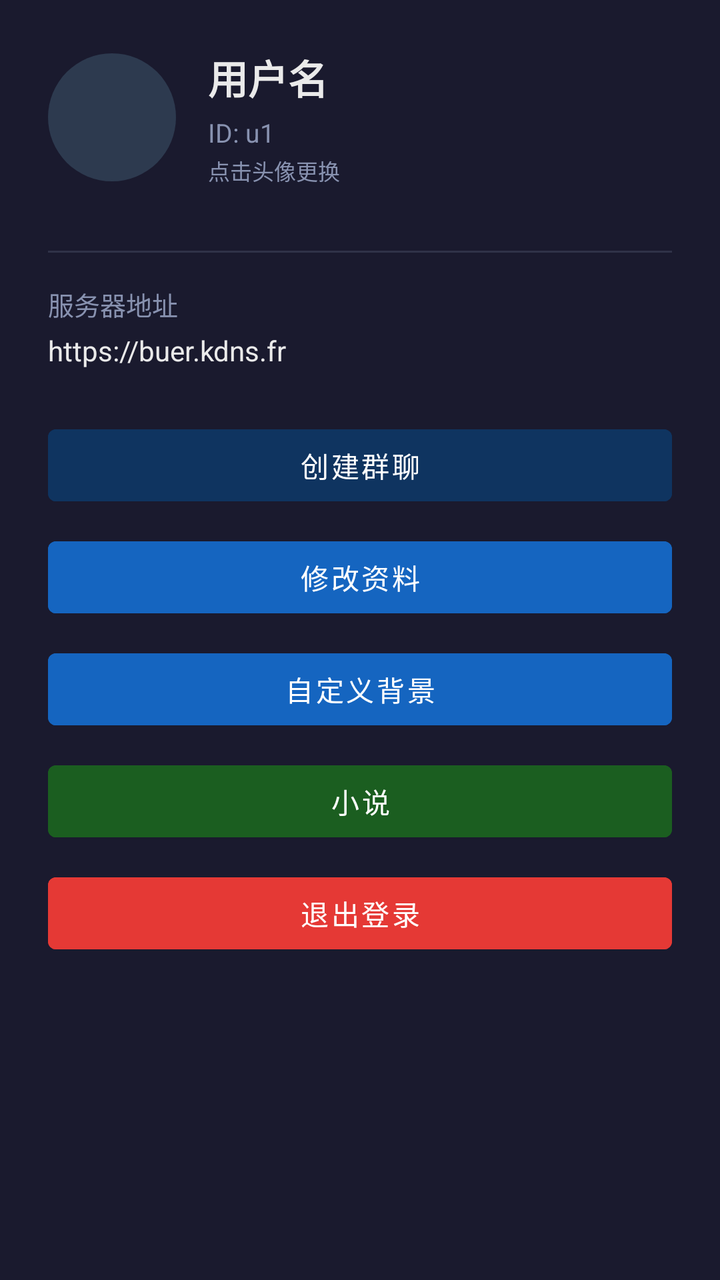
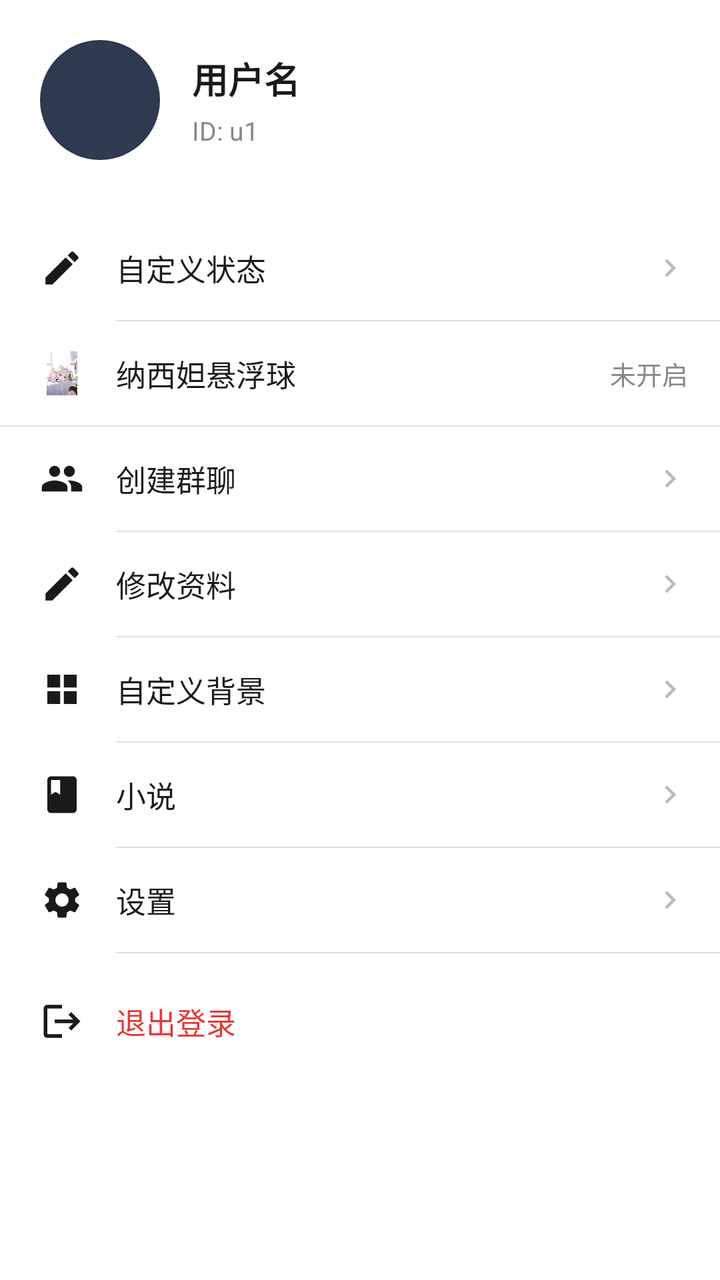

Before-and-after screenshots of an Android layout around one commit, followed by the original layout XML and the change that was made.
<!-- AndroidManifest.xml: application theme Theme.ChatApp -->
<!-- res/layout/fragment_profile.xml -->
<?xml version="1.0" encoding="utf-8"?>
<ScrollView xmlns:android="http://schemas.android.com/apk/res/android"
    android:layout_width="match_parent"
    android:layout_height="match_parent"
    android:background="@color/bg_dark">
    <LinearLayout
        android:layout_width="match_parent"
        android:layout_height="wrap_content"
        android:orientation="vertical"
        android:padding="24dp">
        <LinearLayout
            android:layout_width="match_parent"
            android:layout_height="wrap_content"
            android:orientation="horizontal"
            android:gravity="center_vertical"
            android:layout_marginBottom="32dp">
            <ImageView
                android:id="@+id/iv_avatar"
                android:layout_width="64dp"
                android:layout_height="64dp"
                android:background="@drawable/bg_avatar"
                android:scaleType="centerCrop"
                android:clickable="true"
                android:contentDescription="头像" />
            <LinearLayout
                android:layout_width="0dp"
                android:layout_height="wrap_content"
                android:layout_weight="1"
                android:layout_marginStart="16dp"
                android:orientation="vertical">
                <TextView
                    android:id="@+id/tv_username"
                    android:layout_width="wrap_content"
                    android:layout_height="wrap_content"
                    android:text="用户名"
                    android:textSize="20sp"
                    android:textStyle="bold"
                    android:textColor="@color/text_primary" />
                <TextView
                    android:id="@+id/tv_user_id"
                    android:layout_width="wrap_content"
                    android:layout_height="wrap_content"
                    android:text="ID: u1"
                    android:textSize="13sp"
                    android:textColor="@color/text_secondary"
                    android:layout_marginTop="4dp" />
                <TextView
                    android:layout_width="wrap_content"
                    android:layout_height="wrap_content"
                    android:text="点击头像更换"
                    android:textSize="11sp"
                    android:textColor="@color/text_secondary"
                    android:layout_marginTop="2dp" />
            </LinearLayout>
        </LinearLayout>
        <View
            android:layout_width="match_parent"
            android:layout_height="1dp"
            android:background="@color/text_secondary"
            android:alpha="0.2"
            android:layout_marginBottom="16dp" />
        <TextView
            android:layout_width="wrap_content"
            android:layout_height="wrap_content"
            android:text="@string/server_address"
            android:textColor="@color/text_secondary"
            android:textSize="13sp"
            android:layout_marginBottom="4dp" />
        <TextView
            android:id="@+id/tv_server"
            android:layout_width="wrap_content"
            android:layout_height="wrap_content"
            android:text="https://buer.kdns.fr"
            android:textColor="@color/text_primary"
            android:textSize="14sp"
            android:layout_marginBottom="24dp" />
        <Button
            android:id="@+id/btn_create_group"
            android:layout_width="match_parent"
            android:layout_height="wrap_content"
            android:text="创建群聊"
            android:backgroundTint="@color/accent"
            android:textColor="@color/white"
            android:layout_marginBottom="8dp" />
        <Button
            android:id="@+id/btn_edit_profile"
            android:layout_width="match_parent"
            android:layout_height="wrap_content"
            android:text="修改资料"
            android:backgroundTint="#FF1565C0"
            android:textColor="@color/white"
            android:layout_marginBottom="8dp" />
        <Button
            android:id="@+id/btn_custom_bg"
            android:layout_width="match_parent"
            android:layout_height="wrap_content"
            android:text="自定义背景"
            android:backgroundTint="#FF1565C0"
            android:textColor="@color/white"
            android:layout_marginBottom="8dp" />
        <Button
            android:id="@+id/btn_novel"
            android:layout_width="match_parent"
            android:layout_height="wrap_content"
            android:text="小说"
            android:backgroundTint="#FF1B5E20"
            android:textColor="@color/white"
            android:layout_marginBottom="8dp" />
        <Button
            android:id="@+id/btn_admin"
            android:layout_width="match_parent"
            android:layout_height="wrap_content"
            android:text="站长管理"
            android:backgroundTint="#FF9C27B0"
            android:textColor="@color/white"
            android:layout_marginBottom="8dp"
            android:visibility="gone" />
        <Button
            android:id="@+id/btn_logout"
            android:layout_width="match_parent"
            android:layout_height="wrap_content"
            android:text="@string/logout"
            android:backgroundTint="#FFE53935"
            android:textColor="@color/white" />
    </LinearLayout>
</ScrollView>
<!-- resources referenced by this layout -->
<resources>
  <color name="accent">#FF0F3460</color>
  <color name="bg_dark">#FF1A1A2E</color>
  <color name="text_primary">#FFEAEAEA</color>
  <color name="text_secondary">#FF8892B0</color>
  <string name="server_address">服务器地址</string>
  <style name="Theme.ChatApp" parent="Theme.MaterialComponents.DayNight.NoActionBar">
          <item name="colorPrimary">@color/accent</item>
          <item name="colorPrimaryVariant">@color/accent</item>
          <item name="colorOnPrimary">@color/white</item>
          <item name="android:statusBarColor">@color/bg_dark</item>
          <item name="android:windowBackground">@color/bg_dark</item>
          <item name="alertDialogTheme">@style/RoundedAlertDialog</item>
      </style>
  <style name="RoundedAlertDialog" parent="Theme.MaterialComponents.DayNight.Dialog.Alert">
          <item name="android:windowBackground">@drawable/bg_dialog_rounded</item>
          <item name="colorPrimary">@color/accent</item>
          <item name="android:textColorPrimary">@color/text_primary</item>
          <item name="android:textColorSecondary">@color/text_secondary</item>
      </style>
  <!-- drawable bg_dialog_rounded (drawable) -->
  <?xml version="1.0" encoding="utf-8"?>
  <shape xmlns:android="http://schemas.android.com/apk/res/android"
      android:shape="rectangle">
      <solid android:color="@color/bg_card" />
      <corners android:radius="16dp" />
  </shape>
  <color name="bg_card">#FF16213E</color>
  <!-- unchanged entries left out for length: 3 -->
</resources>

<!-- the commit's change to res/layout/fragment_profile.xml (unified diff, before → after) -->
@@ -2,22 +2,23 @@
 <ScrollView xmlns:android="http://schemas.android.com/apk/res/android"
     android:layout_width="match_parent"
     android:layout_height="match_parent"
-    android:background="@color/bg_dark">
+    android:background="@color/white">
     <LinearLayout
         android:layout_width="match_parent"
         android:layout_height="wrap_content"
-        android:orientation="vertical"
-        android:padding="24dp">
+        android:orientation="vertical">
+        
         <LinearLayout
             android:layout_width="match_parent"
             android:layout_height="wrap_content"
             android:orientation="horizontal"
             android:gravity="center_vertical"
-            android:layout_marginBottom="32dp">
+            android:padding="20dp"
+            android:background="@color/white">
             <ImageView
                 android:id="@+id/iv_avatar"
-                android:layout_width="64dp"
-                android:layout_height="64dp"
+                android:layout_width="60dp"
+                android:layout_height="60dp"
                 android:background="@drawable/bg_avatar"
                 android:scaleType="centerCrop"
                 android:clickable="true"
@@ -33,7 +34,7 @@
                     android:layout_width="wrap_content"
                     android:layout_height="wrap_content"
                     android:text="用户名"
-                    android:textSize="20sp"
+                    android:textSize="18sp"
                     android:textStyle="bold"
                     android:textColor="@color/text_primary" />
                 <TextView
@@ -44,83 +45,325 @@
                     android:textSize="13sp"
                     android:textColor="@color/text_secondary"
                     android:layout_marginTop="4dp" />
-                <TextView
-                    android:layout_width="wrap_content"
-                    android:layout_height="wrap_content"
-                    android:text="点击头像更换"
-                    android:textSize="11sp"
-                    android:textColor="@color/text_secondary"
-                    android:layout_marginTop="2dp" />
             </LinearLayout>
         </LinearLayout>
         <View
             android:layout_width="match_parent"
-            android:layout_height="1dp"
-            android:background="@color/text_secondary"
-            android:alpha="0.2"
-            android:layout_marginBottom="16dp" />
-        <TextView
-            android:layout_width="wrap_content"
+            android:layout_height="8dp"
+            android:background="@color/white" />
+        
+        <LinearLayout
+            android:layout_width="match_parent"
             android:layout_height="wrap_content"
-            android:text="@string/server_address"
-            android:textColor="@color/text_secondary"
-            android:textSize="13sp"
-            android:layout_marginBottom="4dp" />
-        <TextView
-            android:id="@+id/tv_server"
-            android:layout_width="wrap_content"
+            android:orientation="vertical"
+            android:background="@color/white">
+            
+            <LinearLayout
+                android:id="@+id/btn_custom_status"
+                android:layout_width="match_parent"
+                android:layout_height="52dp"
+                android:orientation="horizontal"
+                android:gravity="center_vertical"
+                android:paddingStart="20dp"
+                android:paddingEnd="16dp"
+                android:background="?attr/selectableItemBackground">
+                <ImageView
+                    android:layout_width="22dp"
+                    android:layout_height="22dp"
+                    android:src="@drawable/ic_edit"
+                    android:contentDescription="自定义状态" />
+                <TextView
+                    android:layout_width="0dp"
+                    android:layout_height="wrap_content"
+                    android:layout_weight="1"
+                    android:layout_marginStart="16dp"
+                    android:text="自定义状态"
+                    android:textSize="15sp"
+                    android:textColor="@color/text_primary" />
+                <ImageView
+                    android:layout_width="18dp"
+                    android:layout_height="18dp"
+                    android:src="@drawable/ic_arrow_right"
+                    android:contentDescription="箭头" />
+            </LinearLayout>
+            <View
+                android:layout_width="match_parent"
+                android:layout_height="0.5dp"
+                android:background="@color/divider"
+                android:layout_marginStart="58dp" />
+            
+            <LinearLayout
+                android:id="@+id/btn_floating_ball"
+                android:layout_width="match_parent"
+                android:layout_height="52dp"
+                android:orientation="horizontal"
+                android:gravity="center_vertical"
+                android:paddingStart="20dp"
+                android:paddingEnd="16dp"
+                android:background="?attr/selectableItemBackground">
+                <ImageView
+                    android:layout_width="22dp"
+                    android:layout_height="22dp"
+                    android:src="@drawable/nahida_float"
+                    android:contentDescription="纳西妲悬浮球" />
+                <TextView
+                    android:layout_width="0dp"
+                    android:layout_height="wrap_content"
+                    android:layout_weight="1"
+                    android:layout_marginStart="16dp"
+                    android:text="纳西妲悬浮球"
+                    android:textSize="15sp"
+                    android:textColor="@color/text_primary" />
+                <TextView
+                    android:id="@+id/tv_floating_status"
+                    android:layout_width="wrap_content"
+                    android:layout_height="wrap_content"
+                    android:text="未开启"
+                    android:textSize="13sp"
+                    android:textColor="@color/text_secondary" />
+            </LinearLayout>
+            <View
+                android:layout_width="match_parent"
+                android:layout_height="0.5dp"
+                android:background="@color/divider" />
+            
+            <LinearLayout
+                android:id="@+id/btn_create_group"
+                android:layout_width="match_parent"
+                android:layout_height="52dp"
+                android:orientation="horizontal"
+                android:gravity="center_vertical"
+                android:paddingStart="20dp"
+                android:paddingEnd="16dp"
+                android:background="?attr/selectableItemBackground">
+                <ImageView
+                    android:layout_width="22dp"
+                    android:layout_height="22dp"
+                    android:src="@drawable/ic_group"
+                    android:contentDescription="创建群聊" />
+                <TextView
+                    android:layout_width="0dp"
+                    android:layout_height="wrap_content"
+                    android:layout_weight="1"
+                    android:layout_marginStart="16dp"
+                    android:text="创建群聊"
+                    android:textSize="15sp"
+                    android:textColor="@color/text_primary" />
+                <ImageView
+                    android:layout_width="18dp"
+                    android:layout_height="18dp"
+                    android:src="@drawable/ic_arrow_right"
+                    android:contentDescription="箭头" />
+            </LinearLayout>
+            <View
+                android:layout_width="match_parent"
+                android:layout_height="0.5dp"
+                android:background="@color/divider"
+                android:layout_marginStart="58dp" />
+            
+            <LinearLayout
+                android:id="@+id/btn_edit_profile"
+                android:layout_width="match_parent"
+                android:layout_height="52dp"
+                android:orientation="horizontal"
+                android:gravity="center_vertical"
+                android:paddingStart="20dp"
+                android:paddingEnd="16dp"
+                android:background="?attr/selectableItemBackground">
+                <ImageView
+                    android:layout_width="22dp"
+                    android:layout_height="22dp"
+                    android:src="@drawable/ic_edit"
+                    android:contentDescription="修改资料" />
+                <TextView
+                    android:layout_width="0dp"
+                    android:layout_height="wrap_content"
+                    android:layout_weight="1"
+                    android:layout_marginStart="16dp"
+                    android:text="修改资料"
+                    android:textSize="15sp"
+                    android:textColor="@color/text_primary" />
+                <ImageView
+                    android:layout_width="18dp"
+                    android:layout_height="18dp"
+                    android:src="@drawable/ic_arrow_right"
+                    android:contentDescription="箭头" />
+            </LinearLayout>
+            <View
+                android:layout_width="match_parent"
+                android:layout_height="0.5dp"
+                android:background="@color/divider"
+                android:layout_marginStart="58dp" />
+            
+            <LinearLayout
+                android:id="@+id/btn_custom_bg"
+                android:layout_width="match_parent"
+                android:layout_height="52dp"
+                android:orientation="horizontal"
+                android:gravity="center_vertical"
+                android:paddingStart="20dp"
+                android:paddingEnd="16dp"
+                android:background="?attr/selectableItemBackground">
+                <ImageView
+                    android:layout_width="22dp"
+                    android:layout_height="22dp"
+                    android:src="@drawable/ic_bg"
+                    android:contentDescription="自定义背景" />
+                <TextView
+                    android:layout_width="0dp"
+                    android:layout_height="wrap_content"
+                    android:layout_weight="1"
+                    android:layout_marginStart="16dp"
+                    android:text="自定义背景"
+                    android:textSize="15sp"
+                    android:textColor="@color/text_primary" />
+                <ImageView
+                    android:layout_width="18dp"
+                    android:layout_height="18dp"
+                    android:src="@drawable/ic_arrow_right"
+                    android:contentDescription="箭头" />
+            </LinearLayout>
+            <View
+                android:layout_width="match_parent"
+                android:layout_height="0.5dp"
+                android:background="@color/divider"
+                android:layout_marginStart="58dp" />
+            
+            <LinearLayout
+                android:id="@+id/btn_novel"
+                android:layout_width="match_parent"
+                android:layout_height="52dp"
+                android:orientation="horizontal"
+                android:gravity="center_vertical"
+                android:paddingStart="20dp"
+                android:paddingEnd="16dp"
+                android:background="?attr/selectableItemBackground">
+                <ImageView
+                    android:layout_width="22dp"
+                    android:layout_height="22dp"
+                    android:src="@drawable/ic_book"
+                    android:contentDescription="小说" />
+                <TextView
+                    android:layout_width="0dp"
+                    android:layout_height="wrap_content"
+                    android:layout_weight="1"
+                    android:layout_marginStart="16dp"
+                    android:text="小说"
+                    android:textSize="15sp"
+                    android:textColor="@color/text_primary" />
+                <ImageView
+                    android:layout_width="18dp"
+                    android:layout_height="18dp"
+                    android:src="@drawable/ic_arrow_right"
+                    android:contentDescription="箭头" />
+            </LinearLayout>
+            <View
+                android:layout_width="match_parent"
+                android:layout_height="0.5dp"
+                android:background="@color/divider"
+                android:layout_marginStart="58dp" />
+            
+            <LinearLayout
+                android:id="@+id/btn_check_update"
+                android:layout_width="match_parent"
+                android:layout_height="52dp"
+                android:orientation="horizontal"
+                android:gravity="center_vertical"
+                android:paddingStart="20dp"
+                android:paddingEnd="16dp"
+                android:background="?attr/selectableItemBackground">
+                <ImageView
+                    android:layout_width="22dp"
+                    android:layout_height="22dp"
+                    android:src="@drawable/ic_settings"
+                    android:contentDescription="设置" />
+                <TextView
+                    android:layout_width="0dp"
+                    android:layout_height="wrap_content"
+                    android:layout_weight="1"
+                    android:layout_marginStart="16dp"
+                    android:text="设置"
+                    android:textSize="15sp"
+                    android:textColor="@color/text_primary" />
+                <ImageView
+                    android:layout_width="18dp"
+                    android:layout_height="18dp"
+                    android:src="@drawable/ic_arrow_right"
+                    android:contentDescription="箭头" />
+            </LinearLayout>
+            <View
+                android:layout_width="match_parent"
+                android:layout_height="0.5dp"
+                android:background="@color/divider"
+                android:layout_marginStart="58dp" />
+            
+            <LinearLayout
+                android:id="@+id/btn_admin"
+                android:layout_width="match_parent"
+                android:layout_height="52dp"
+                android:orientation="horizontal"
+                android:gravity="center_vertical"
+                android:paddingStart="20dp"
+                android:paddingEnd="16dp"
+                android:background="?attr/selectableItemBackground"
+                android:visibility="gone">
+                <ImageView
+                    android:layout_width="22dp"
+                    android:layout_height="22dp"
+                    android:src="@drawable/ic_admin"
+                    android:contentDescription="站长管理" />
+                <TextView
+                    android:layout_width="0dp"
+                    android:layout_height="wrap_content"
+                    android:layout_weight="1"
+                    android:layout_marginStart="16dp"
+                    android:text="站长管理"
+                    android:textSize="15sp"
+                    android:textColor="@color/text_primary" />
+                <ImageView
+                    android:layout_width="18dp"
+                    android:layout_height="18dp"
+                    android:src="@drawable/ic_arrow_right"
+                    android:contentDescription="箭头" />
+            </LinearLayout>
+        </LinearLayout>
+        <View
+            android:layout_width="match_parent"
+            android:layout_height="8dp"
+            android:background="@color/white" />
+        
+        <LinearLayout
+            android:layout_width="match_parent"
             android:layout_height="wrap_content"
-            android:text="https://buer.kdns.fr"
-            android:textColor="@color/text_primary"
-            android:textSize="14sp"
-            android:layout_marginBottom="24dp" />
-        <Button
-            android:id="@+id/btn_create_group"
-            android:layout_width="match_parent"
-            android:layout_height="wrap_content"
-            android:text="创建群聊"
-            android:backgroundTint="@color/accent"
-            android:textColor="@color/white"
-            android:layout_marginBottom="8dp" />
-        <Button
-            android:id="@+id/btn_edit_profile"
-            android:layout_width="match_parent"
-            android:layout_height="wrap_content"
-            android:text="修改资料"
-            android:backgroundTint="#FF1565C0"
-            android:textColor="@color/white"
-            android:layout_marginBottom="8dp" />
-        <Button
-            android:id="@+id/btn_custom_bg"
-            android:layout_width="match_parent"
-            android:layout_height="wrap_content"
-            android:text="自定义背景"
-            android:backgroundTint="#FF1565C0"
-            android:textColor="@color/white"
-            android:layout_marginBottom="8dp" />
-        <Button
-            android:id="@+id/btn_novel"
-            android:layout_width="match_parent"
-            android:layout_height="wrap_content"
-            android:text="小说"
-            android:backgroundTint="#FF1B5E20"
-            android:textColor="@color/white"
-            android:layout_marginBottom="8dp" />
-        <Button
-            android:id="@+id/btn_admin"
-            android:layout_width="match_parent"
-            android:layout_height="wrap_content"
-            android:text="站长管理"
-            android:backgroundTint="#FF9C27B0"
-            android:textColor="@color/white"
-            android:layout_marginBottom="8dp"
-            android:visibility="gone" />
-        <Button
-            android:id="@+id/btn_logout"
-            android:layout_width="match_parent"
-            android:layout_height="wrap_content"
-            android:text="@string/logout"
-            android:backgroundTint="#FFE53935"
-            android:textColor="@color/white" />
+            android:orientation="vertical"
+            android:background="@color/white">
+            <LinearLayout
+                android:id="@+id/btn_logout"
+                android:layout_width="match_parent"
+                android:layout_height="52dp"
+                android:orientation="horizontal"
+                android:gravity="center_vertical"
+                android:paddingStart="20dp"
+                android:paddingEnd="16dp"
+                android:background="?attr/selectableItemBackground">
+                <ImageView
+                    android:layout_width="22dp"
+                    android:layout_height="22dp"
+                    android:src="@drawable/ic_logout"
+                    android:contentDescription="退出登录" />
+                <TextView
+                    android:layout_width="0dp"
+                    android:layout_height="wrap_content"
+                    android:layout_weight="1"
+                    android:layout_marginStart="16dp"
+                    android:text="@string/logout"
+                    android:textSize="15sp"
+                    android:textColor="#FFE53935" />
+            </LinearLayout>
+        </LinearLayout>
+        <View
+            android:layout_width="match_parent"
+            android:layout_height="20dp"
+            android:background="@color/white" />
     </LinearLayout>
 </ScrollView>
<!-- resource entries referenced after the edit -->
@@ -1,19 +1,109 @@
 <!-- resources referenced by this layout -->
 <resources>
-  <color name="accent">#FF0F3460</color>
-  <color name="bg_dark">#FF1A1A2E</color>
-  <color name="text_primary">#FFEAEAEA</color>
-  <color name="text_secondary">#FF8892B0</color>
-  <string name="server_address">服务器地址</string>
-  <style name="Theme.ChatApp" parent="Theme.MaterialComponents.DayNight.NoActionBar">
+  <color name="divider">#FFE0E0E0</color>
+  <color name="accent">#FF1A73E8</color>
+  <color name="text_primary">#FF1A1A1A</color>
+  <color name="text_secondary">#FF888888</color>
+  <!-- drawable ic_admin (drawable) -->
+  <vector xmlns:android="http://schemas.android.com/apk/res/android"
+      android:width="24dp"
+      android:height="24dp"
+      android:viewportWidth="24"
+      android:viewportHeight="24"
+      android:tint="@color/text_primary">
+      <path
+          android:fillColor="@android:color/white"
+          android:pathData="M12,1L3,5v6c0,5.55 3.84,10.74 9,12 5.16,-1.26 9,-6.45 9,-12V5L12,1zM10,17l-4,-4 1.41,-1.41L10,14.17l6.59,-6.59L18,9l-8,8z"/>
+  </vector>
+  <!-- drawable ic_arrow_right (drawable) -->
+  <vector xmlns:android="http://schemas.android.com/apk/res/android"
+      android:width="24dp"
+      android:height="24dp"
+      android:viewportWidth="24"
+      android:viewportHeight="24"
+      android:tint="@color/text_hint">
+      <path
+          android:fillColor="@android:color/white"
+          android:pathData="M10,6L8.59,7.41 13.17,12l-4.58,4.59L10,18l6,-6z"/>
+  </vector>
+  <!-- drawable ic_bg (drawable) -->
+  <vector xmlns:android="http://schemas.android.com/apk/res/android"
+      android:width="24dp"
+      android:height="24dp"
+      android:viewportWidth="24"
+      android:viewportHeight="24"
+      android:tint="@color/text_primary">
+      <path
+          android:fillColor="@android:color/white"
+          android:pathData="M4,4h7v7H4V4zM13,4h7v7h-7V4zM4,13h7v7H4v-7zM13,13h7v7h-7v-7z"/>
+  </vector>
+  <!-- drawable ic_book (drawable) -->
+  <vector xmlns:android="http://schemas.android.com/apk/res/android"
+      android:width="24dp"
+      android:height="24dp"
+      android:viewportWidth="24"
+      android:viewportHeight="24"
+      android:tint="@color/text_primary">
+      <path
+          android:fillColor="@android:color/white"
+          android:pathData="M18,2H6c-1.1,0 -2,0.9 -2,2v16c0,1.1 0.9,2 2,2h12c1.1,0 2,-0.9 2,-2V4c0,-1.1 -0.9,-2 -2,-2zM6,4h5v8l-2.5,-1.5L6,12V4z"/>
+  </vector>
+  <!-- drawable ic_edit (drawable) -->
+  <vector xmlns:android="http://schemas.android.com/apk/res/android"
+      android:width="24dp"
+      android:height="24dp"
+      android:viewportWidth="24"
+      android:viewportHeight="24"
+      android:tint="@color/text_primary">
+      <path
+          android:fillColor="@android:color/white"
+          android:pathData="M3,17.25V21h3.75L17.81,9.94l-3.75,-3.75L3,17.25zM20.71,7.04c0.39,-0.39 0.39,-1.02 0,-1.41l-2.34,-2.34c-0.39,-0.39 -1.02,-0.39 -1.41,0l-1.83,1.83 3.75,3.75 1.83,-1.83z"/>
+  </vector>
+  <!-- drawable ic_group (drawable) -->
+  <vector xmlns:android="http://schemas.android.com/apk/res/android"
+      android:width="24dp"
+      android:height="24dp"
+      android:viewportWidth="24"
+      android:viewportHeight="24"
+      android:tint="@color/text_primary">
+      <path
+          android:fillColor="@android:color/white"
+          android:pathData="M16,11c1.66,0 2.99,-1.34 2.99,-3S17.66,5 16,5c-1.66,0 -3,1.34 -3,3s1.34,3 3,3zM8,11c1.66,0 2.99,-1.34 2.99,-3S9.66,5 8,5C6.34,5 5,6.34 5,8s1.34,3 3,3zM8,13c-2.33,0 -7,1.17 -7,3.5V19h14v-2.5c0,-2.33 -4.67,-3.5 -7,-3.5zM16,13c-0.29,0 -0.62,0.02 -0.97,0.05 1.16,0.84 1.97,1.97 1.97,3.45V19h6v-2.5c0,-2.33 -4.67,-3.5 -7,-3.5z"/>
+  </vector>
+  <!-- drawable ic_logout (drawable) -->
+  <vector xmlns:android="http://schemas.android.com/apk/res/android"
+      android:width="24dp"
+      android:height="24dp"
+      android:viewportWidth="24"
+      android:viewportHeight="24"
+      android:tint="@color/text_primary">
+      <path
+          android:fillColor="@android:color/white"
+          android:pathData="M17,7l-1.41,1.41L18.17,11H8v2h10.17l-2.58,2.58L17,17l5,-5zM4,5h8V3H4c-1.1,0 -2,0.9 -2,2v14c0,1.1 0.9,2 2,2h8v-2H4V5z"/>
+  </vector>
+  <!-- drawable ic_settings (drawable) -->
+  <vector xmlns:android="http://schemas.android.com/apk/res/android"
+      android:width="24dp"
+      android:height="24dp"
+      android:viewportWidth="24"
+      android:viewportHeight="24"
+      android:tint="@color/text_primary">
+      <path
+          android:fillColor="@android:color/white"
+          android:pathData="M19.14,12.94c0.04,-0.3 0.06,-0.61 0.06,-0.94c0,-0.32 -0.02,-0.64 -0.07,-0.94l2.03,-1.58c0.18,-0.14 0.23,-0.41 0.12,-0.61l-1.92,-3.32c-0.12,-0.22 -0.37,-0.29 -0.59,-0.22l-2.39,0.96c-0.5,-0.38 -1.03,-0.7 -1.62,-0.94L14.4,2.81c-0.04,-0.24 -0.24,-0.41 -0.48,-0.41h-3.84c-0.24,0 -0.43,0.17 -0.47,0.41L9.25,5.35C8.66,5.59 8.12,5.92 7.63,6.29L5.24,5.33c-0.22,-0.08 -0.47,0 -0.59,0.22L2.74,8.87C2.62,9.08 2.66,9.34 2.86,9.48l2.03,1.58C4.84,11.36 4.8,11.69 4.8,12s0.02,0.64 0.07,0.94l-2.03,1.58c-0.18,0.14 -0.23,0.41 -0.12,0.61l1.92,3.32c0.12,0.22 0.37,0.29 0.59,0.22l2.39,-0.96c0.5,0.38 1.03,0.7 1.62,0.94l0.36,2.54c0.05,0.24 0.24,0.41 0.48,0.41h3.84c0.24,0 0.44,-0.17 0.47,-0.41l0.36,-2.54c0.59,-0.24 1.13,-0.56 1.62,-0.94l2.39,0.96c0.22,0.08 0.47,0 0.59,-0.22l1.92,-3.32c0.12,-0.22 0.07,-0.47 -0.12,-0.61L19.14,12.94zM12,15.6c-1.98,0 -3.6,-1.62 -3.6,-3.6s1.62,-3.6 3.6,-3.6s3.6,1.62 3.6,3.6S13.98,15.6 12,15.6z"/>
+  </vector>
+  <!-- drawable nahida_float: png bitmap (drawable, 247903 bytes) -->
+  <style name="Theme.ChatApp" parent="Theme.MaterialComponents.Light.NoActionBar">
           <item name="colorPrimary">@color/accent</item>
           <item name="colorPrimaryVariant">@color/accent</item>
           <item name="colorOnPrimary">@color/white</item>
-          <item name="android:statusBarColor">@color/bg_dark</item>
-          <item name="android:windowBackground">@color/bg_dark</item>
+          <item name="android:statusBarColor">@color/white</item>
+          <item name="android:windowLightStatusBar">true</item>
+          <item name="android:windowBackground">@color/white</item>
           <item name="alertDialogTheme">@style/RoundedAlertDialog</item>
       </style>
-  <style name="RoundedAlertDialog" parent="Theme.MaterialComponents.DayNight.Dialog.Alert">
+  <color name="text_hint">#FFBBBBBB</color>
+  <style name="RoundedAlertDialog" parent="Theme.MaterialComponents.Light.Dialog.Alert">
           <item name="android:windowBackground">@drawable/bg_dialog_rounded</item>
           <item name="colorPrimary">@color/accent</item>
           <item name="android:textColorPrimary">@color/text_primary</item>
@@ -23,10 +113,9 @@
   <?xml version="1.0" encoding="utf-8"?>
   <shape xmlns:android="http://schemas.android.com/apk/res/android"
       android:shape="rectangle">
-      <solid android:color="@color/bg_card" />
+      <solid android:color="@color/white" />
       <corners android:radius="16dp" />
   </shape>
-  <color name="bg_card">#FF16213E</color>
   <!-- unchanged entries left out for length: 3 -->
 </resources>
 
